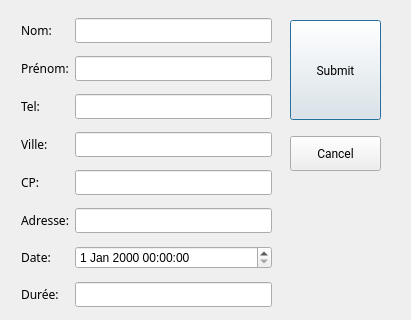
Above: addpatient.ui from pholien/QtProjet before the change; both pictures show x 0 to 411 and y 0 to 320 of the 411 by 610 pixel window. Below: the same form after it.
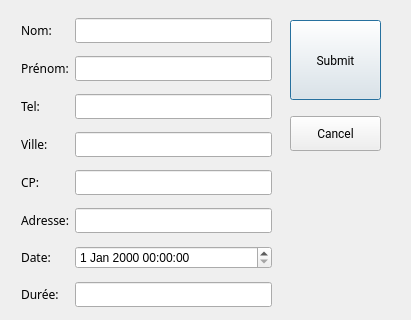
That is the form after the change.

Diff of the .ui file:
```diff
--- a/addpatient.ui
+++ b/addpatient.ui
@@ -243,7 +243,7 @@
      <x>290</x>
      <y>10</y>
      <width>91</width>
-     <height>171</height>
+     <height>151</height>
     </rect>
    </property>
    <layout class="QVBoxLayout" name="verticalLayout">
@@ -252,7 +252,7 @@
       <property name="minimumSize">
        <size>
         <width>0</width>
-        <height>100</height>
+        <height>80</height>
        </size>
       </property>
       <property name="baseSize">
```
Left out of the diff: 136 changed lines with no effect on the pictures.
